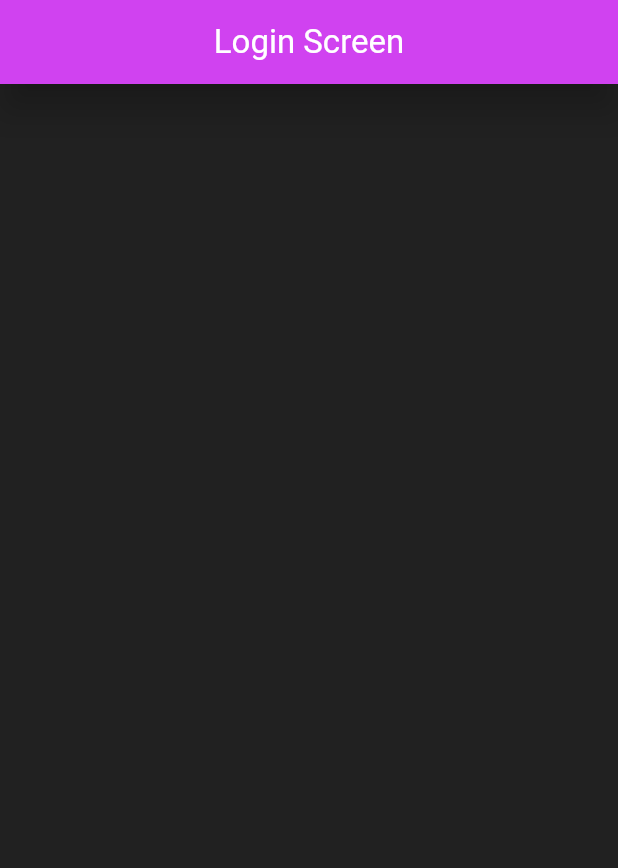
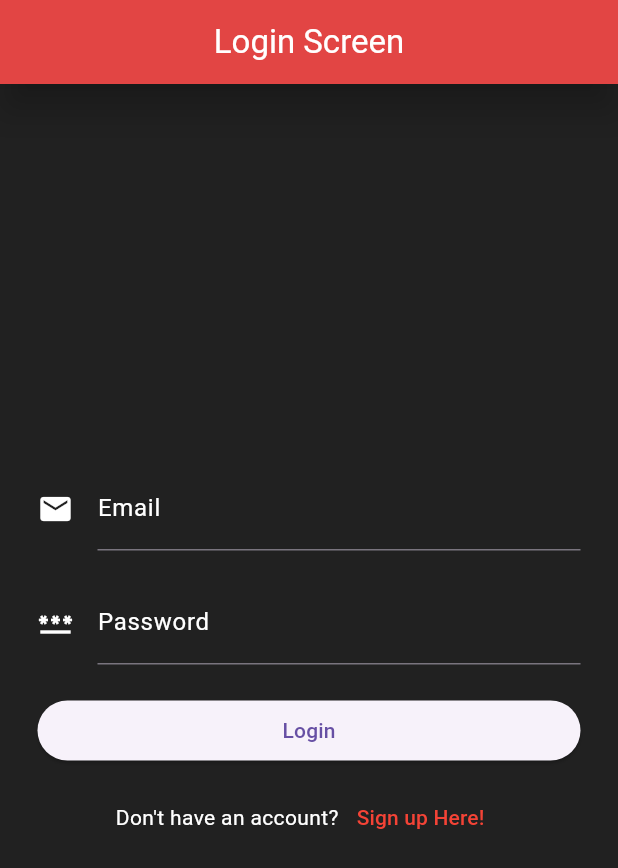
Before and after one commit to jprincip21/nmjpfinal, a Flutter app: the screen it shows after launch, on a phone screen of 412 x 824 dp. Shown: the top 868 px of the screen. Run offline on Flutter 3.47's test engine with Material 3 defaults, Android fonts, the phone set to English and light mode, and no system bars; our stand-ins replace firebase_core; accounts and stored records are empty.

Commit message:
Login Screen Updated

```diff
--- a/lib/accounts/loginScreen.dart
+++ b/lib/accounts/loginScreen.dart
@@ -1,23 +1,108 @@
 import 'package:flutter/material.dart';
 
 class Login extends StatefulWidget {
-
   @override
   State<Login> createState() => _LoginState();
 }
 
 class _LoginState extends State<Login> {
+  TextEditingController _emailFieldController = TextEditingController();
+  TextEditingController _passwordFieldController = TextEditingController();
+  final GlobalKey<FormState> _formkey = GlobalKey<FormState>();
+
+
+  bool isValidEmail(String input){
+    final emailRegex = RegExp(r'^(([^<>()[]\.,;:\s@"]+(.[^<>()[]\.,;:\s@"]+)*)|(".+"))@(([[0-9]{1,3}.[0-9]{1,3}.[0-9]{1,3}.[0-9]{1,3}])|(([a-zA-Z-0-9]+.)+[a-zA-Z]{2,}))$').hasMatch(input);
+    return input.isNotEmpty && emailRegex;
+
+  }
+
+  void _login() {
+    String email = _emailFieldController.text;
+    String password = _passwordFieldController.text;
+    if (!isValidEmail(email)) {
+      print('Invalid email address');
+      return;
+    }
+    print('Email: $email');
+    print('Password: $password');
+  }
+
   @override
-  Widget build(BuildContext context)  {
+  Widget build(BuildContext context) {
     return Scaffold(
       backgroundColor: Colors.grey.shade900,
       appBar: AppBar(
         centerTitle: true,
-        backgroundColor: Colors.purpleAccent,
+        backgroundColor: Colors.red,
         elevation: 10,
         shadowColor: Colors.black,
-        title: Text("Login Screen", style: TextStyle(color: Colors.white),)
+        title: Text(
+          "Login Screen",
+          style: TextStyle(color: Colors.white),
+        ),
+
       ),
+      body: Padding(
+        padding: const EdgeInsets.all(25.0),
+        child: Form(
+          key: _formkey,
+          child: Column(
+            mainAxisAlignment: MainAxisAlignment.center,
+            crossAxisAlignment: CrossAxisAlignment.stretch,
+            children: [
+              TextFormField(
+          style: const TextStyle(color: Colors.white),
+          decoration: const InputDecoration(
+              icon: Icon(Icons.email, color: Colors.white,),
+              hintText: "Enter Email",
+              hintStyle: TextStyle(color: Colors.grey),
+              labelText: "Email",
+              labelStyle: TextStyle(color: Colors.white)
+          ),
+          keyboardType: TextInputType.emailAddress,
+          controller: _emailFieldController,
+          validator: (val) =>
+          isValidEmail(val!) ? null : "Invalid Email",
+                ),
+
+              SizedBox(height: 20),
+            TextFormField(
+              obscureText: true,
+              style: const TextStyle(color: Colors.white),
+              decoration: const InputDecoration(
+                  icon: Icon(Icons.password, color: Colors.white,),
+                  hintText: "Enter Password",
+                  hintStyle: TextStyle(color: Colors.grey),
+                  labelText: "Password",
+                  labelStyle: TextStyle(color: Colors.white)
+              ),
+              keyboardType: TextInputType.visiblePassword,
+              controller: _passwordFieldController,
+            ),
+            SizedBox(height: 20),
+            ElevatedButton(
+              onPressed: _login,
+              child: Text('Login'),
+            ),
+
+            SizedBox(height: 10),
+            Row(mainAxisAlignment: MainAxisAlignment.center, children: [
+                Text("Don't have an account?", style: TextStyle(color: Colors.white),
+                ),
+                TextButton(
+                  onPressed: () {
+                    Navigator.pushNamed(context, '/signup');
+                    },
+                  child: Text('Sign up Here!', style: TextStyle(color: Colors.red),
+                  ),
+                ),
+              ],
+            ),
+          ],
+        ),
+      ),
+      )
     );
   }
 }
```
